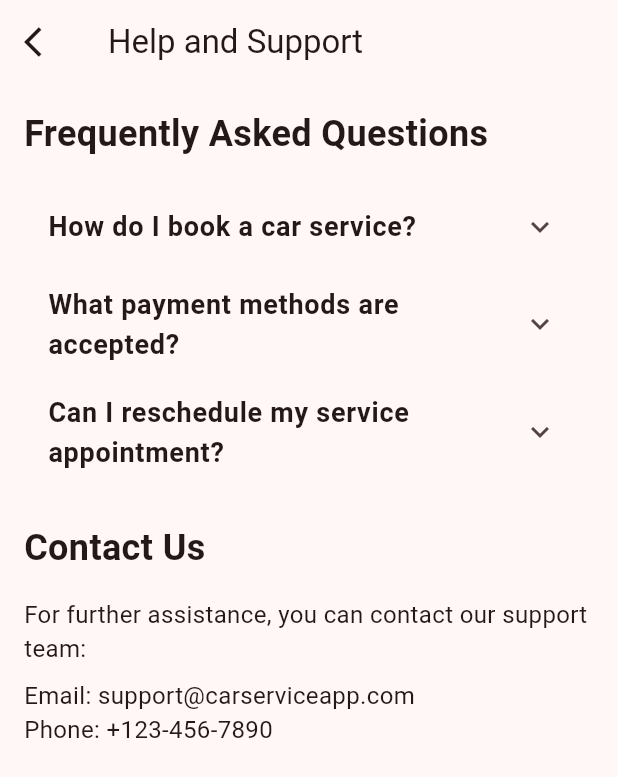
After one commit to honeybansal2968/hm_cust_flutter.fork, a Flutter app: the HelpAndSupportPage screen opened directly, on a phone screen of 412 x 824 dp. The commit adds this screen. Shown: the top 777 px of the screen. Run offline on Flutter 3.47's test engine with Material 2 defaults, Android fonts, the phone set to English and light mode, and no system bars; our stand-ins replace flutter_svg, get; missing offline and left inert: flutter_gradient_app_bar; network calls fail.

Commit message:
added add_to_cart page, help_and_support_page, about_us_page, license_page, setting_page

```diff
--- /dev/null
+++ b/lib/screens/help_and_support_module/pages/help_support_page.dart
@@ -0,0 +1,93 @@
+import 'package:flutter/material.dart';
+import 'package:get/get.dart';
+
+
+class HelpAndSupportPage extends StatelessWidget {
+  @override
+  Widget build(BuildContext context) {
+    return Scaffold(
+      appBar: AppBar(
+        leading: IconButton(
+          onPressed: () {
+            Get.back();
+          }
+          ,
+          icon: const Icon(
+            Icons.arrow_back_ios,
+          )
+        ),
+        title: Text('Help and Support'),
+      ),
+      body: SingleChildScrollView(
+        padding: EdgeInsets.all(16),
+        child: Column(
+          crossAxisAlignment: CrossAxisAlignment.start,
+          children: [
+            Text(
+              'Frequently Asked Questions',
+              style: TextStyle(fontSize: 24, fontWeight: FontWeight.bold),
+            ),
+            SizedBox(height: 16),
+            FAQItem(
+              question: 'How do I book a car service?',
+              answer:
+                  'You can book a car service by navigating to the "Book Service" section and selecting your preferred service package.',
+            ),
+            FAQItem(
+              question: 'What payment methods are accepted?',
+              answer:
+                  'We accept various payment methods including credit/debit cards and digital wallets.',
+            ),
+            FAQItem(
+              question: 'Can I reschedule my service appointment?',
+              answer:
+                  'Yes, you can reschedule your service appointment through the app. Just go to the "My Appointments" section.',
+            ),
+            SizedBox(height: 24),
+            Text(
+              'Contact Us',
+              style: TextStyle(fontSize: 24, fontWeight: FontWeight.bold),
+            ),
+            SizedBox(height: 16),
+            Text(
+              'For further assistance, you can contact our support team:',
+              style: TextStyle(fontSize: 16),
+            ),
+            SizedBox(height: 8),
+            Text(
+              'Email: support@carserviceapp.com',
+              style: TextStyle(fontSize: 16),
+            ),
+            Text(
+              'Phone: +123-456-7890',
+              style: TextStyle(fontSize: 16),
+            ),
+          ],
+        ),
+      ),
+    );
+  }
+}
+
+class FAQItem extends StatelessWidget {
+  final String question;
+  final String answer;
+
+  FAQItem({required this.question, required this.answer});
+
+  @override
+  Widget build(BuildContext context) {
+    return ExpansionTile(
+      title: Text(
+        question,
+        style: TextStyle(fontSize: 18, fontWeight: FontWeight.bold),
+      ),
+      children: [
+        Padding(
+          padding: const EdgeInsets.symmetric(horizontal: 16),
+          child: Text(answer, style: TextStyle(fontSize: 16)),
+        ),
+      ],
+    );
+  }
+}
```
Also changed, not shown: lib/screens/about_us_module/pages/about_us_page.dart (added, +77 -0 lines), lib/screens/add_to_cart_module/pages/add_to_cart_page.dart (added, +89 -0 lines), lib/screens/licences_module/pages/licences_page.dart (added, +77 -0 lines), lib/screens/settings_module/pages/settings_page.dart (added, +73 -0 lines), lib/widgets/common/drawer.dart (+11 -6 lines).
